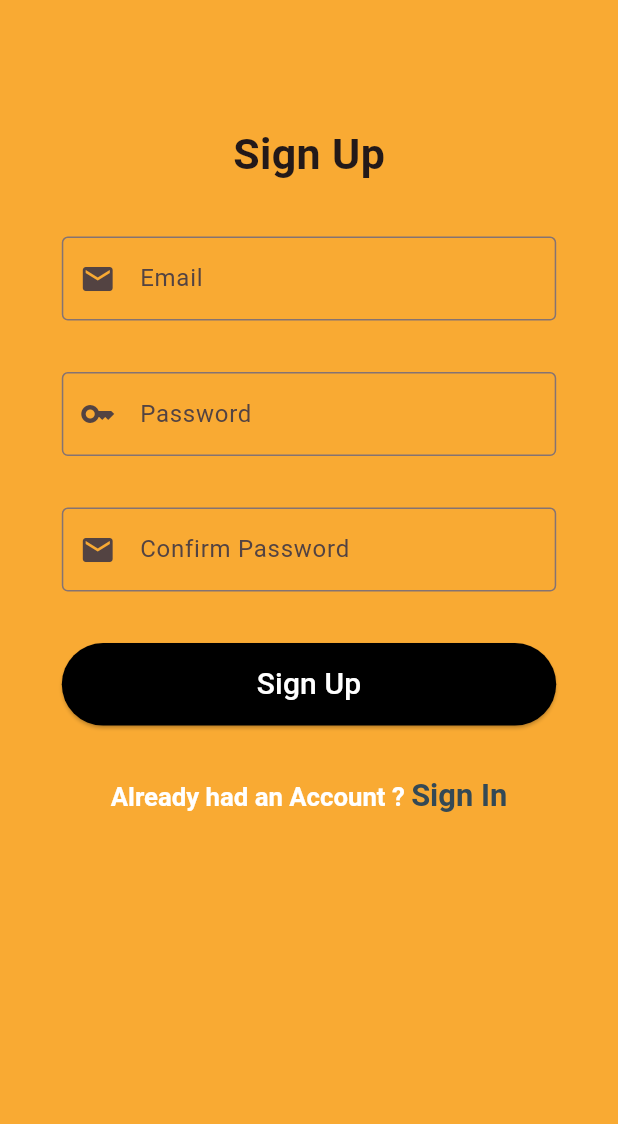
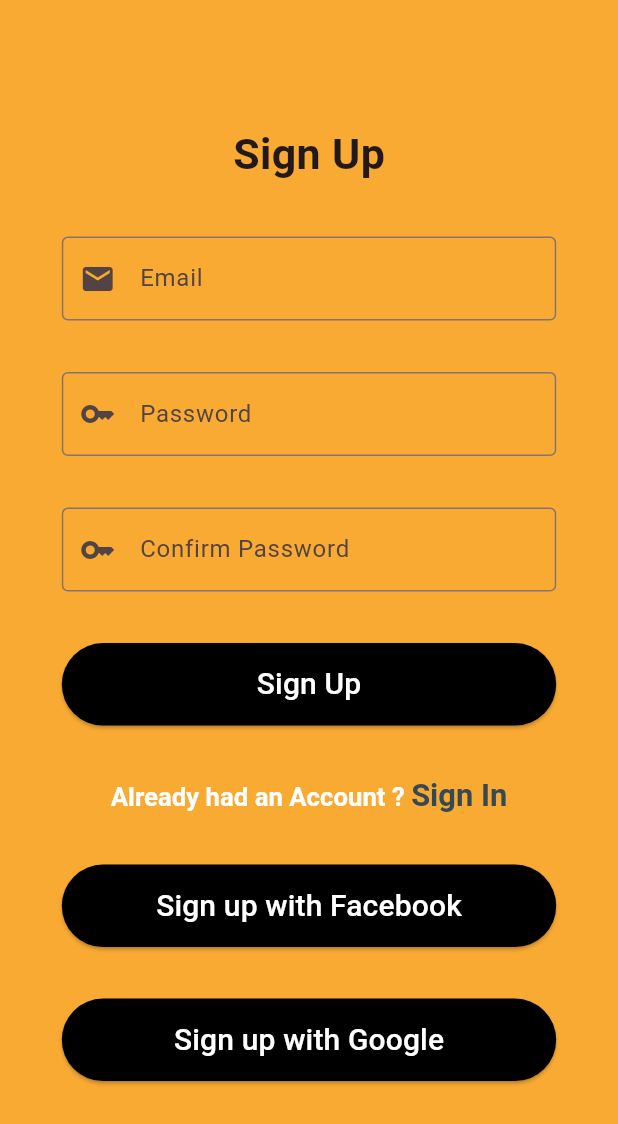
Before and after one commit to VijayBalaji6/todo_book_app, a Flutter app: the SignUpScreen screen opened directly, on a phone screen of 412 x 824 dp. Shown: the top 1124 px of the screen. Run offline on Flutter 3.47's test engine with Material 3 defaults, Android fonts, the phone set to English and light mode, and no system bars; our stand-ins replace bloc, cloud_firestore, equatable, firebase_auth, firebase_core, flutter_bloc and 4 more; missing offline and left inert: flutter_facebook_auth; accounts and stored records are empty.

Commit message:
added email sign up

```diff
--- a/lib/bloc/auth/auth_event.dart
+++ b/lib/bloc/auth/auth_event.dart
@@ -29,13 +29,15 @@ class GoogleSignInEvent extends AuthEvent {
 class EmailSignUpEvent extends AuthEvent {
   final String email;
   final String password;
-  final String confirmPassword;
-  const EmailSignUpEvent(
-      {required this.email,
-      required this.password,
-      required this.confirmPassword});
+  const EmailSignUpEvent({
+    required this.email,
+    required this.password,
+  });
   @override
-  List<Object> get props => [email, password, confirmPassword];
+  List<Object> get props => [
+        email,
+        password,
+      ];
 }
 
 class FacebookSignUpEvent extends AuthEvent {}
--- a/lib/bloc/auth/auth_state.dart
+++ b/lib/bloc/auth/auth_state.dart
@@ -1,5 +1,3 @@
-
-
 part of 'auth_bloc.dart';
 
 sealed class AuthState extends Equatable {
@@ -9,9 +7,7 @@ sealed class AuthState extends Equatable {
   List<Object> get props => [];
 }
 
-final class AuthInitial extends AuthState {
-
-}
+final class AuthInitial extends AuthState {}
 
 /// Sign In States
 final class SigningInState extends AuthState {
@@ -38,8 +34,12 @@ final class SigningUpState extends AuthState {
 }
 
 final class SignedUpSuccessState extends AuthState {
-  final String signingUpSuccessMessage;
-  const SignedUpSuccessState({required this.signingUpSuccessMessage});
+  final String successMessage;
+  final UserModel user;
+  const SignedUpSuccessState({
+    required this.successMessage,
+    required this.user,
+  });
 }
 
 final class SignedUpFailedState extends AuthState {
--- a/lib/bloc/todo/todo_bloc.dart
+++ b/lib/bloc/todo/todo_bloc.dart
@@ -13,17 +13,12 @@ class TodoBloc extends Bloc<TodoEvent, TodoState> {
   TodoBloc(
     this._todoLocalServices,
   ) : super(RegisterTodoService()) {
-    on<RegisterTodoServicesEvent>(_registeringServicesEvent);
     on<LoadTodoEvent>(_onLoadTodo);
     on<AddTodoEvent>(_onAddTodo);
     on<DeleteTodoEvent>(_onDeleteTodo);
     on<EditTodoEvent>(_onEditTodo);
   }
 
-  Future<void> _registeringServicesEvent(
-      RegisterTodoServicesEvent event, Emitter<TodoState> emit) async {
-    await _todoLocalServices.init();
-  }
 
   void _onLoadTodo(LoadTodoEvent event, Emitter<TodoState> emit) {
     emit(TodoLoading());
--- a/lib/view/authentication_screen/sign_up_screen.dart
+++ b/lib/view/authentication_screen/sign_up_screen.dart
@@ -2,10 +2,12 @@ import 'package:flutter/material.dart';
 import 'package:flutter_bloc/flutter_bloc.dart';
 import 'package:flutter_screenutil/flutter_screenutil.dart';
 import 'package:todo/bloc/auth/auth_bloc.dart';
+import 'package:todo/bloc/todo/todo_bloc.dart';
 import 'package:todo/constants/colors.dart';
 import 'package:todo/common_widgets/common_app_button.dart';
 import 'package:todo/common_widgets/common_widgets.dart';
 import 'package:todo/view/authentication_screen/sign_in_screen.dart';
+import 'package:todo/view/home_screen/home_screen.dart';
 
 class SignUpScreen extends StatelessWidget {
   SignUpScreen({super.key});
@@ -18,23 +20,40 @@ class SignUpScreen extends StatelessWidget {
   Widget build(BuildContext context) {
     return BlocConsumer<AuthBloc, AuthState>(
       listener: (context, state) {
-        if (state is SignedInSuccessState) {
+        if (state is SignedUpSuccessState) {
           CommonStylesAndWidget.showSnackbar(
               context: context,
               snackBarMessage: "Signed Up As : ${state.successMessage}");
-          //Navigator.of(context).pushAndRemoveUntil(const TodoHomeScreen(), (route) => false);
-        } else if (state is SignedInFailedState) {
+
+          context.read<TodoBloc>().add(const RegisterTodoServicesEvent());
+          context
+              .read<TodoBloc>()
+              .add(LoadTodoEvent(userId: state.user.userId));
+          Navigator.of(context).pushAndRemoveUntil(
+              MaterialPageRoute(
+                builder: (context) => HomeScreen(
+                  user: state.user,
+                ),
+              ),
+              (route) => false);
+        } else if (state is SignedUpFailedState) {
           CommonStylesAndWidget.showSnackbar(
               context: context,
-              snackBarMessage: "Sign Up Failed : ${state.failerMessage}");
+              snackBarMessage:
+                  "Sign Up Failed : ${state.signingUpFailureMessage}");
         }
       },
       builder: (context, state) {
         bool isSigningUp = state is SigningInState;
         return Scaffold(
           backgroundColor: AppColors.primaryLight,
-          body: Padding(
-            padding: EdgeInsets.symmetric(horizontal: 0.1.sw, vertical: 0.1.sh),
+          body: SingleChildScrollView(
+            child: SizedBox(
+              height: 1.sh,
+              width: 1.sw,
+              child: Padding(
+                padding:
+                    EdgeInsets.symmetric(horizontal: 0.1.sw, vertical: 0.1.sh),
                 child: SingleChildScrollView(
                   child: Column(
                     mainAxisAlignment: MainAxisAlignment.start,
@@ -71,8 +90,14 @@ class SignUpScreen extends StatelessWidget {
                       TextFormField(
                         controller: confirmPasswordTextField,
                         decoration: CommonStylesAndWidget.textfieldDecoration(
-                        preFixIcon: Icons.email, hintTitle: "Confirm Password"),
+                            preFixIcon: Icons.key,
+                            hintTitle: "Confirm Password"),
                         style: const TextStyle(),
+                        onFieldSubmitted: (value) => context
+                            .read<AuthBloc>()
+                            .add(EmailSignUpEvent(
+                                email: emailTextField.text.trim().toLowerCase(),
+                                password: passwordTextField.text.trim())),
                       ),
                       SizedBox(
                         height: 30.sp,
@@ -80,9 +105,11 @@ class SignUpScreen extends StatelessWidget {
                       CommonAppButton(
                         buttonAction: !isSigningUp
                             ? () {
-                            context.read<AuthBloc>().add(EmailSignInEvent(
-                                email: emailTextField.text.toLowerCase(),
-                                password: passwordTextField.text));
+                                context.read<AuthBloc>().add(EmailSignUpEvent(
+                                    email: emailTextField.text
+                                        .trim()
+                                        .toLowerCase(),
+                                    password: passwordTextField.text.trim()));
                               }
                             : null,
                         buttonName:
@@ -94,7 +121,8 @@ class SignUpScreen extends StatelessWidget {
                       GestureDetector(
                         onTap: () => Navigator.pushReplacement(
                           context,
-                      MaterialPageRoute(builder: (context) => SignInScreen()),
+                          MaterialPageRoute(
+                              builder: (context) => SignInScreen()),
                         ),
                         child: RichText(
                             text: TextSpan(
@@ -114,8 +142,28 @@ class SignUpScreen extends StatelessWidget {
                                 ),
                               ),
                             ])),
-                  )
+                      ),
+                      SizedBox(
+                        height: 30.sp,
+                      ),
+                      CommonAppButton(
+                        buttonName: 'Sign up with Facebook',
+                        buttonAction: () => context
+                            .read<AuthBloc>()
+                            .add(const FacebookSignInEvent()),
+                      ),
+                      SizedBox(
+                        height: 30.sp,
+                      ),
+                      CommonAppButton(
+                        buttonName: 'Sign up with Google',
+                        buttonAction: () => context
+                            .read<AuthBloc>()
+                            .add(const FacebookSignInEvent()),
+                      ),
                     ],
+                  ),
+                ),
               ),
             ),
           ),
```
Also changed, not shown: lib/bloc/auth/auth_bloc.dart (+11 -2 lines), lib/services/remote_db/user_services.dart (+4 -4 lines), lib/view/authentication_screen/sign_in_screen.dart (+13 -7 lines). Lines whose indentation alone changed are shown as unchanged.
